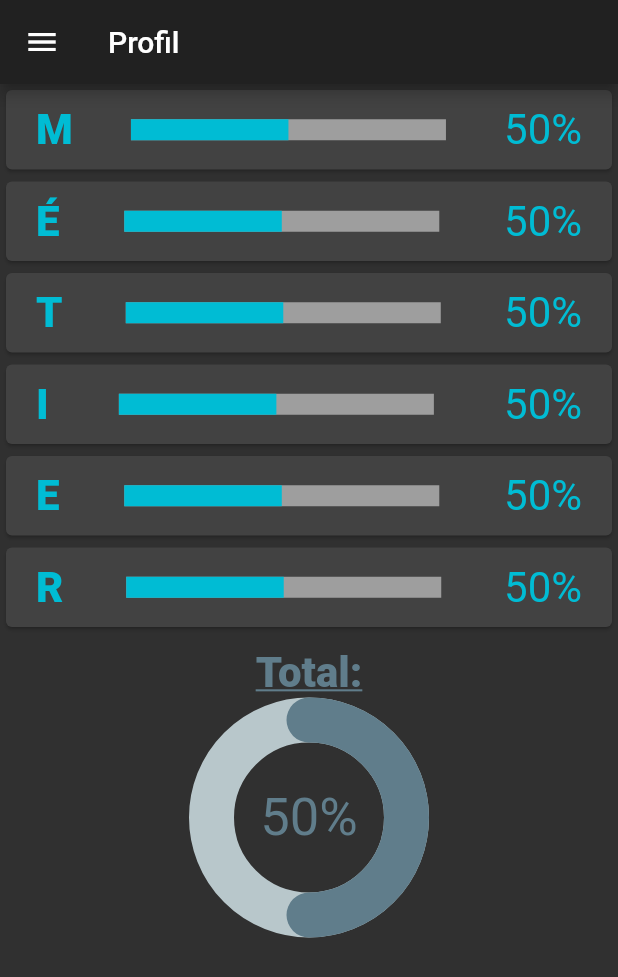
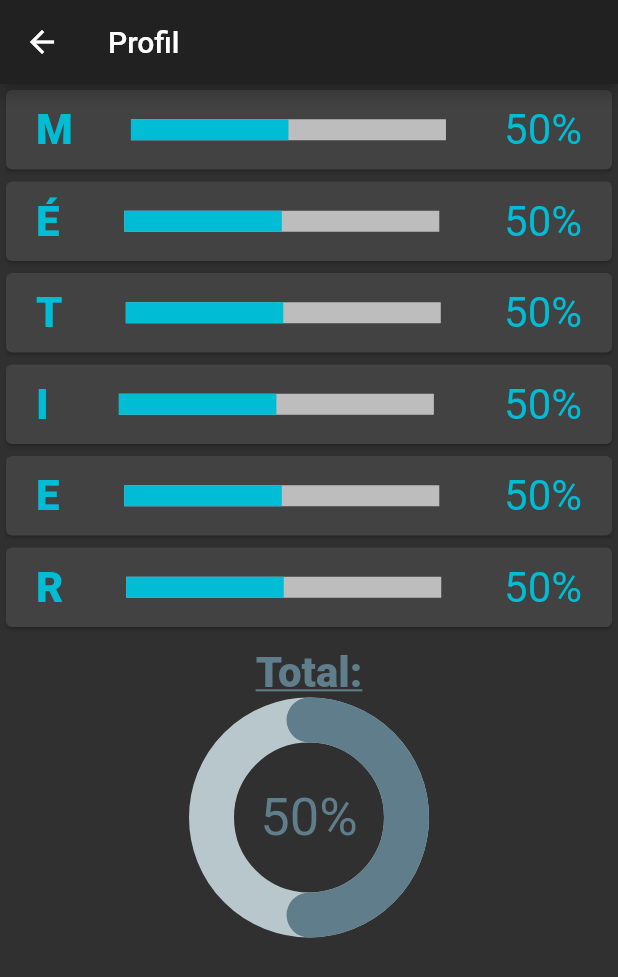
Before and after one commit to ismozi/defiphoto, a Flutter app: the Progression screen opened by its route, on a phone screen of 412 x 824 dp. Shown: the top 977 px of the screen. Run offline on Flutter 3.47's test engine with Material 2 defaults, Android fonts, the phone set to English and light mode, and no system bars; drawn by our look-alikes of percent_indicator.

Commit message:
Optimisation de la navigation dans l'application

```diff
--- a/lib/screens/progression.dart
+++ b/lib/screens/progression.dart
@@ -7,7 +7,6 @@ class Progression extends StatelessWidget {
   @override
   Widget build(BuildContext context) {
     return Scaffold(
-      drawer: Container(color:Colors.grey[900],child:NavDrawer()),
       appBar: AppBar(
         backgroundColor: Colors.grey[900],
           title: Column(
@@ -42,7 +41,7 @@ class Progression extends StatelessWidget {
                     width: 230.0,
                     lineHeight: 14.0,
                     percent: percentage/100,
-                    backgroundColor: Colors.grey,
+                    backgroundColor: Colors.grey[400],
                     progressColor: Colors.cyan,
                   ),
                   Text(
@@ -75,7 +74,7 @@ class Progression extends StatelessWidget {
                     width: 230.0,
                     lineHeight: 14.0,
                     percent: 0.5,
-                    backgroundColor: Colors.grey,
+                    backgroundColor: Colors.grey[400],
                     progressColor: Colors.cyan,
                   ),
                   Text(
@@ -108,7 +107,7 @@ class Progression extends StatelessWidget {
                     width: 230.0,
                     lineHeight: 14.0,
                     percent: 0.5,
-                    backgroundColor: Colors.grey,
+                    backgroundColor: Colors.grey[400],
                     progressColor: Colors.cyan,
                   ),
                   Text(
@@ -141,7 +140,7 @@ class Progression extends StatelessWidget {
                     width: 230.0,
                     lineHeight: 14.0,
                     percent: 0.5,
-                    backgroundColor: Colors.grey,
+                    backgroundColor: Colors.grey[400],
                     progressColor: Colors.cyan,
                   ),
                   Text(
@@ -174,7 +173,7 @@ class Progression extends StatelessWidget {
                     width: 230.0,
                     lineHeight: 14.0,
                     percent: 0.5,
-                    backgroundColor: Colors.grey,
+                    backgroundColor: Colors.grey[400],
                     progressColor: Colors.cyan,
                   ),
                   Text(
@@ -207,7 +206,7 @@ class Progression extends StatelessWidget {
                     width: 230.0,
                     lineHeight: 14.0,
                     percent: 0.5,
-                    backgroundColor: Colors.grey,
+                    backgroundColor: Colors.grey[400],
                     progressColor: Colors.cyan,
                   ),
                   Text(
```
Also changed, not shown: lib/screens/menu.dart (+4 -4 lines).
